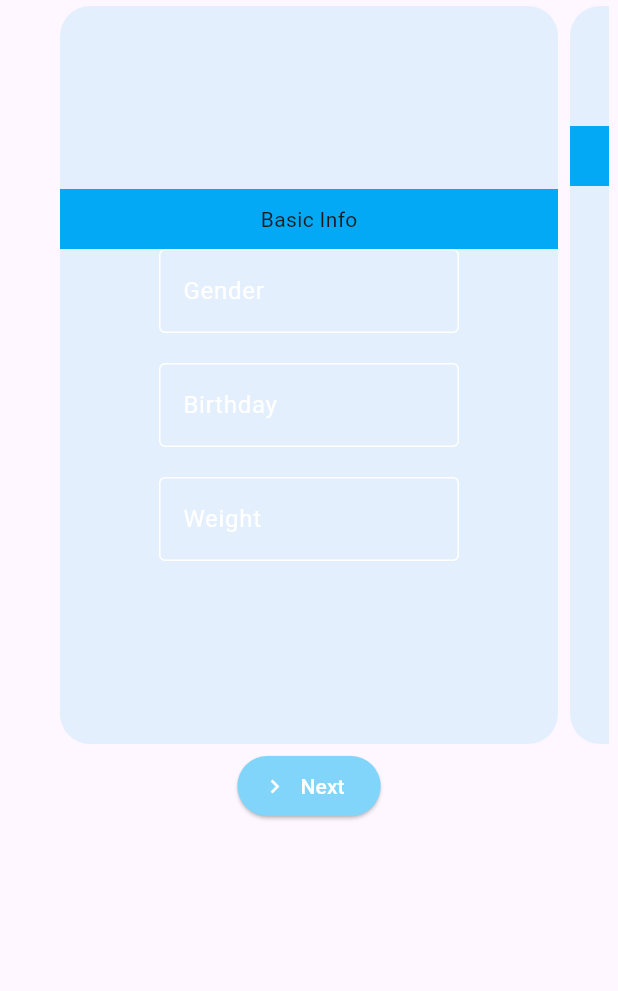
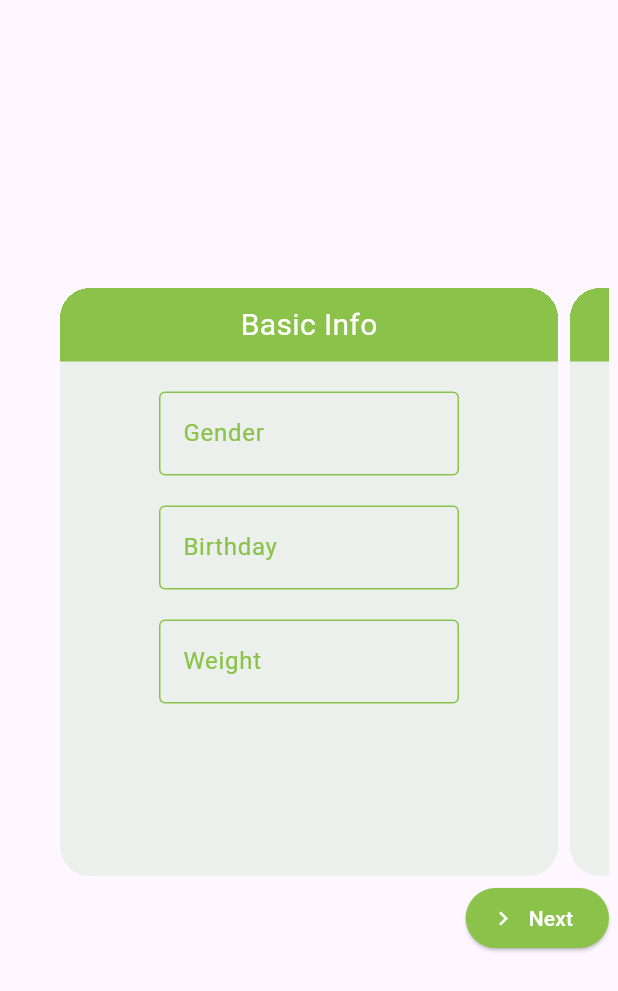
Before and after one commit to oscarchew/YoziCare, a Flutter app: the BasicInfoScreen screen opened by its route, on a phone screen of 412 x 824 dp. Shown: the top 991 px of the screen. Run offline on Flutter 3.47's test engine with Material 2 defaults, Android fonts, the phone set to English and light mode, and no system bars; our stand-ins replace auto_route, cloud_firestore, dio, firebase_auth, firebase_core, firebase_messaging and 11 more; missing offline and left inert: dialogflow_grpc, sound_stream; accounts and stored records are empty; project files that could hold a hidden picture were left out.

Commit message:
feat: unify UI color Modifications: 1. Use green and lightGreen as the main color of widgets 2. Set stat page as the initial page and center its navigation icon

```diff
--- a/lib/presentation/router/router.dart
+++ b/lib/presentation/router/router.dart
@@ -34,7 +34,8 @@ class CheckIfAlreadyLoggedIn extends AutoRouteGuard {
         children: [
           AutoRoute(
               path: 'egfr',
-              page: EgfrScreen
+              page: EgfrScreen,
+              initial: true
           ),
           // Not yet implemented
           AutoRoute(
--- a/lib/presentation/screens/home/google_maps_all.dart
+++ b/lib/presentation/screens/home/google_maps_all.dart
@@ -290,7 +290,7 @@ class _GoogleMapsScreenState extends State<GoogleMapsScreen> {
               ),),),
           // 顯示個人位置
           Positioned(
-            bottom: 10,
+            bottom: 70,
             right: 3,
             child: FloatingActionButton(
               onPressed: () async { // jump to current location
--- a/lib/presentation/screens/intro/basic_info.dart
+++ b/lib/presentation/screens/intro/basic_info.dart
@@ -69,11 +69,14 @@ class _BasicInfoScreenState extends State<BasicInfoScreen> {
   @override
   Widget build(BuildContext context) {
     return Scaffold(body: Center(child: Column(
+      mainAxisAlignment: MainAxisAlignment.center,
+      crossAxisAlignment: CrossAxisAlignment.end,
       children: [
         SizedBox(
           width: 400,
-          height: 500,
+          height: 400,
           child: PageView(
+              physics: const NeverScrollableScrollPhysics(),
               controller: pageController,
               onPageChanged: (index) => setState(() => pageIndex = index),
               children: [
@@ -87,7 +90,7 @@ class _BasicInfoScreenState extends State<BasicInfoScreen> {
         ElevatedButton.icon(
             style: ElevatedButton.styleFrom(
                 foregroundColor: Colors.white,
-                backgroundColor: Colors.lightBlue[200]
+                backgroundColor: Colors.lightGreen
             ),
             onPressed: _submitAndGoNextPage,
             icon: const Icon(Icons.navigate_next),
@@ -98,7 +101,7 @@ class _BasicInfoScreenState extends State<BasicInfoScreen> {
   }
 
   Card defaultCard(String title, List<Widget> widgets) => Card(
-    color: Colors.lightBlue.withOpacity(0.1),
+    color: Colors.green.withOpacity(0.1),
     shadowColor: Colors.transparent,
     surfaceTintColor: Colors.transparent,
     clipBehavior: Clip.hardEdge,
@@ -106,15 +109,25 @@ class _BasicInfoScreenState extends State<BasicInfoScreen> {
         borderRadius: BorderRadius.circular(20)
     ),
     child: Column(
-      mainAxisAlignment: MainAxisAlignment.center,
+      mainAxisAlignment: MainAxisAlignment.start,
       children: [
         Container(
-          color: Colors.lightBlue,
+          color: Colors.lightGreen,
           child: Padding(
             padding: const EdgeInsets.symmetric(vertical: 10),
-            child: Center(child: Text(title)),
+            child: Center(child: Text(
+              title,
+              style: const TextStyle(color: Colors.white, fontSize: 20),
+            )),
           ),
-        ), ...widgets
+        ),
+        const SizedBox(height: 20,),
+        Expanded(child: SingleChildScrollView(
+          child: Column(
+              children: widgets
+          ),
+        )),
+        const SizedBox(height: 20,)
       ],
     ),
   );
@@ -124,17 +137,23 @@ class _BasicInfoScreenState extends State<BasicInfoScreen> {
         readOnly: true,
         onTap: _pickGender,
         controller: genderEditingController,
-        labelText: 'Gender'),
+        labelText: 'Gender',
+        color: Colors.lightGreen
+    ),
     const SizedBox(height: 20),
     SharedStatefulWidget.addSizedOutlinedTextField(
         readOnly: true,
         onTap: _pickDate,
         controller: birthdayEditingController,
-        labelText: 'Birthday'),
+        labelText: 'Birthday',
+        color: Colors.lightGreen
+    ),
     const SizedBox(height: 20),
     SharedStatefulWidget.addSizedOutlinedTextField(
         controller: weightEditingController,
-        labelText: 'Weight')
+        labelText: 'Weight',
+        color: Colors.lightGreen
+    )
   ]);
 
   Card familyHistoryCard() => defaultCard('Family Medical History', [
@@ -244,7 +263,23 @@ class _BasicInfoScreenState extends State<BasicInfoScreen> {
         context: context,
         initialDate: DateTime.now(),
         firstDate: DateTime(1900),
-        lastDate: DateTime.now());
+        lastDate: DateTime.now(),
+        builder: (context, child) => Theme(
+          data: Theme.of(context).copyWith(
+            colorScheme: const ColorScheme.light(
+              primary: Colors.lightGreen,
+              onPrimary: Colors.white, // header text color
+              onSurface: Colors.lightGreen, // body text color
+            ),
+            textButtonTheme: TextButtonThemeData(
+              style: TextButton.styleFrom(
+                foregroundColor: Colors.lightGreen
+              ),
+            ),
+          ),
+          child: child!,
+        )
+    );
     final birthday = _birthday!;
     birthdayEditingController.text =
     '${birthday.year}-${birthday.month}-${birthday.day}';
@@ -255,9 +290,8 @@ class _BasicInfoScreenState extends State<BasicInfoScreen> {
   Future<void> _pickGenderDialog(BuildContext context) async {
     await showDialog(
         context: context,
-        builder: (context) => AlertDialog(
-          backgroundColor: Colors.lightBlue[200],
-          title: const Text('Select your gender'),
+        builder: (context) => SizedBox(width: 70, child: AlertDialog(
+          backgroundColor: Colors.lightGreen,
           content: Column(
               mainAxisSize: MainAxisSize.min,
               children: <Widget>[
@@ -265,7 +299,7 @@ class _BasicInfoScreenState extends State<BasicInfoScreen> {
                     value: true,
                     groupValue: isMale,
                     title: const Text('Male'),
-                    activeColor: Colors.blue,
+                    activeColor: Colors.white,
                     onChanged: (val) {
                       setState(() => isMale = val!);
                       Navigator.pop(context);
@@ -275,14 +309,14 @@ class _BasicInfoScreenState extends State<BasicInfoScreen> {
                     value: false,
                     groupValue: isMale,
                     title: const Text('Female'),
-                    activeColor: Colors.blue,
+                    activeColor: Colors.white,
                     onChanged: (val) {
                       setState(() => isMale = val!);
                       Navigator.pop(context);
                     }
                 ),
               ]),
-        ));
+        )));
     genderEditingController.text = isMale ? 'Male' : 'Female';
   }
 
@@ -327,7 +361,7 @@ class _BasicInfoScreenState extends State<BasicInfoScreen> {
   }
 
   void nextPage() => pageController.nextPage(
-      duration: const Duration(microseconds: 1000),
-      curve: Curves.bounceInOut
+      duration: const Duration(seconds: 1),
+      curve: Curves.easeIn
   );
 }
--- a/lib/presentation/screens/shared/shared.dart
+++ b/lib/presentation/screens/shared/shared.dart
@@ -9,8 +9,10 @@ class SharedStatefulWidget {
   }) => StatefulBuilder(builder: (BuildContext context, setState) => SizedBox(
       width: 300,
       child: CheckboxListTile(
-          title: Text(title, style: const TextStyle(fontSize: 16),),
+          title: Text(title, style: const TextStyle(fontSize: 16, color: Colors.lightGreen)),
           value: state[field],
+          activeColor: Colors.lightGreen,
+          checkColor: Colors.white,
           onChanged: (newVal) { setState(() { state[field] = newVal!; }); }
       )
   ));
@@ -19,23 +21,24 @@ class SharedStatefulWidget {
     required TextEditingController controller,
     required String labelText,
     bool readOnly = false,
-    void Function()? onTap
+    void Function()? onTap,
+    Color? color = Colors.white
   }) => StatefulBuilder(builder: (BuildContext context, setState) => SizedBox(
     width: 200,
     child: TextField(
       enableInteractiveSelection: false,
-      cursorColor: Colors.white,
+      cursorColor: color,
       controller: controller,
       readOnly: readOnly,
       onTap: onTap,
-      style: const TextStyle(color: Colors.white),
+      style: TextStyle(color: color),
       decoration: InputDecoration(
-          labelStyle: const TextStyle(color: Colors.white),
-          enabledBorder: const OutlineInputBorder(
-            borderSide: BorderSide(color: Colors.white, width: 1.0),
+          labelStyle: TextStyle(color: color),
+          enabledBorder: OutlineInputBorder(
+            borderSide: BorderSide(color: color!, width: 1.0),
           ),
-          focusedBorder: const OutlineInputBorder(
-            borderSide: BorderSide(color: Colors.white, width: 2.5),
+          focusedBorder: OutlineInputBorder(
+            borderSide: BorderSide(color: color!, width: 2.5),
           ),
           border: const OutlineInputBorder(),
           labelText: labelText
```
Also changed, not shown: lib/presentation/screens/home/basic_info.dart (+12 -3 lines), lib/presentation/screens/home/ckd_stats.dart (+4 -9 lines), lib/presentation/screens/home/food_analysis.dart (+30 -39 lines), lib/presentation/screens/home/home.dart (+19 -19 lines), lib/presentation/screens/login.dart (+8 -3 lines), lib/presentation/router/router.gr.dart.
